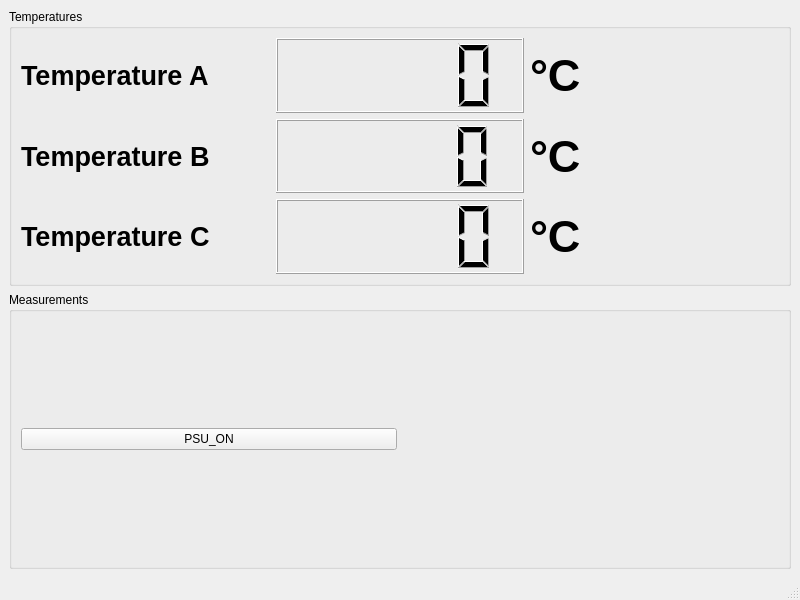
This is designer/mainwindow.ui in NadjB/Juice_SCM_GSE as Qt 5 draws it before an edit. The edited form follows.
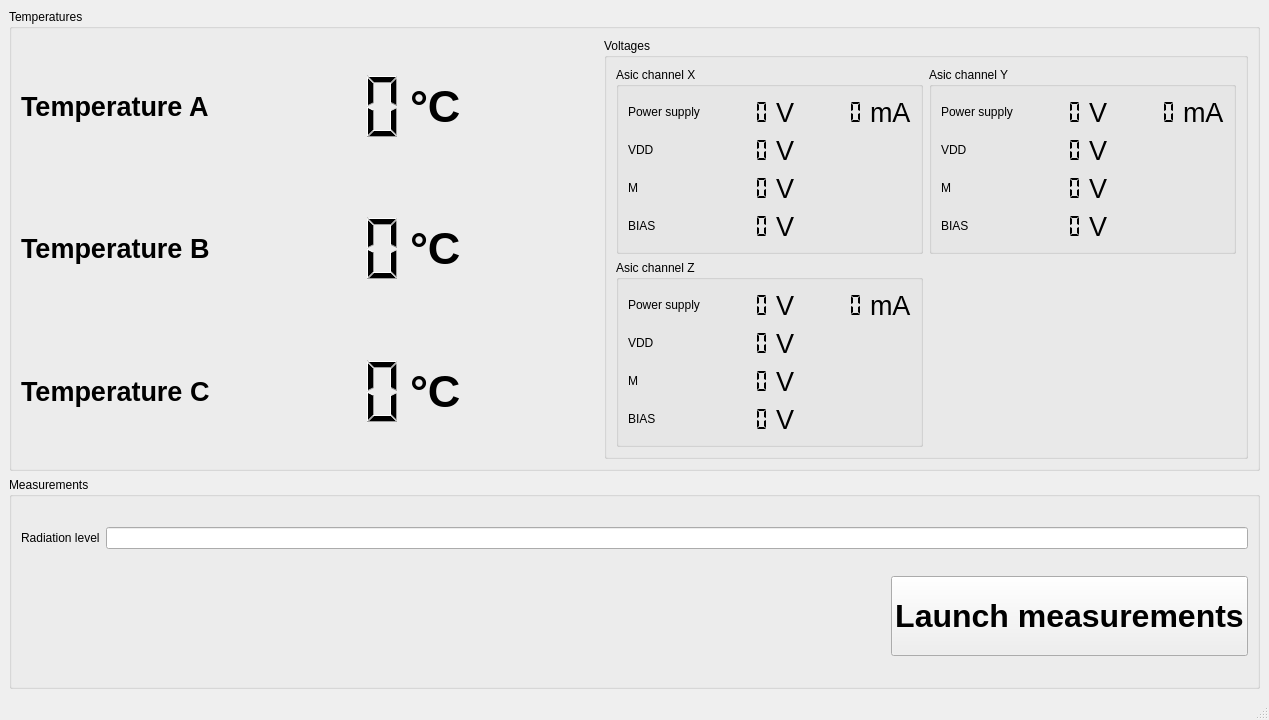
This is the edited form. Icons and pictures are not drawn.

The edit to the form file:
```diff
--- a/designer/mainwindow.ui
+++ b/designer/mainwindow.ui
@@ -6,8 +6,8 @@
    <rect>
     <x>0</x>
     <y>0</y>
-    <width>800</width>
-    <height>600</height>
+    <width>1269</width>
+    <height>720</height>
    </rect>
   </property>
   <property name="windowTitle">
@@ -25,13 +25,6 @@
        <string>Temperatures</string>
       </property>
       <layout class="QGridLayout" name="gridLayout_2">
-       <item row="0" column="1">
-        <widget class="QLCDNumber" name="tempA_LCD">
-         <property name="smallDecimalPoint">
-          <bool>false</bool>
-         </property>
-        </widget>
-       </item>
        <item row="1" column="0">
         <widget class="QLabel" name="label_2">
          <property name="font">
@@ -46,23 +39,16 @@
          </property>
         </widget>
        </item>
-       <item row="0" column="0">
-        <widget class="QLabel" name="label">
-         <property name="font">
-          <font>
-           <pointsize>20</pointsize>
-           <weight>75</weight>
-           <bold>true</bold>
-          </font>
+       <item row="0" column="1">
+        <widget class="QLCDNumber" name="tempA_LCD">
+         <property name="frameShape">
+          <enum>QFrame::NoFrame</enum>
          </property>
-         <property name="text">
-          <string>Temperature A</string>
+         <property name="smallDecimalPoint">
+          <bool>false</bool>
          </property>
         </widget>
        </item>
-       <item row="1" column="1">
-        <widget class="QLCDNumber" name="tempB_LCD"/>
-       </item>
        <item row="2" column="0">
         <widget class="QLabel" name="label_3">
          <property name="font">
@@ -78,7 +64,25 @@
         </widget>
        </item>
        <item row="2" column="1">
-        <widget class="QLCDNumber" name="tempC_LCD"/>
+        <widget class="QLCDNumber" name="tempC_LCD">
+         <property name="frameShape">
+          <enum>QFrame::NoFrame</enum>
+         </property>
+        </widget>
+       </item>
+       <item row="2" column="2">
+        <widget class="QLabel" name="label_6">
+         <property name="font">
+          <font>
+           <pointsize>34</pointsize>
+           <weight>75</weight>
+           <bold>true</bold>
+          </font>
+         </property>
+         <property name="text">
+          <string>°C</string>
+         </property>
+        </widget>
        </item>
        <item row="0" column="2">
         <widget class="QLabel" name="label_4">
@@ -108,20 +112,591 @@
          </property>
         </widget>
        </item>
-       <item row="2" column="2">
-        <widget class="QLabel" name="label_6">
+       <item row="0" column="0">
+        <widget class="QLabel" name="label">
          <property name="font">
           <font>
-           <pointsize>34</pointsize>
+           <pointsize>20</pointsize>
            <weight>75</weight>
            <bold>true</bold>
           </font>
          </property>
          <property name="text">
-          <string>°C</string>
+          <string>Temperature A</string>
          </property>
         </widget>
        </item>
+       <item row="1" column="1">
+        <widget class="QLCDNumber" name="tempB_LCD">
+         <property name="frameShape">
+          <enum>QFrame::NoFrame</enum>
+         </property>
+        </widget>
+       </item>
+       <item row="0" column="3" rowspan="3">
+        <widget class="QGroupBox" name="groupBox_3">
+         <property name="title">
+          <string>Voltages</string>
+         </property>
+         <layout class="QGridLayout" name="gridLayout_4">
+          <item row="0" column="0">
+           <widget class="QGroupBox" name="groupBox_6">
+            <property name="title">
+             <string>Asic channel X</string>
+            </property>
+            <layout class="QGridLayout" name="gridLayout_7">
+             <item row="3" column="0">
+              <widget class="QLabel" name="label_16">
+               <property name="text">
+                <string>BIAS</string>
+               </property>
+              </widget>
+             </item>
+             <item row="1" column="1">
+              <widget class="QLCDNumber" name="CHX_VDD">
+               <property name="minimumSize">
+                <size>
+                 <width>0</width>
+                 <height>32</height>
+                </size>
+               </property>
+               <property name="frameShape">
+                <enum>QFrame::NoFrame</enum>
+               </property>
+               <property name="segmentStyle">
+                <enum>QLCDNumber::Flat</enum>
+               </property>
+              </widget>
+             </item>
+             <item row="1" column="0">
+              <widget class="QLabel" name="label_18">
+               <property name="text">
+                <string>VDD</string>
+               </property>
+              </widget>
+             </item>
+             <item row="0" column="0">
+              <widget class="QLabel" name="label_15">
+               <property name="text">
+                <string>Power supply</string>
+               </property>
+              </widget>
+             </item>
+             <item row="2" column="1">
+              <widget class="QLCDNumber" name="CHX_M">
+               <property name="minimumSize">
+                <size>
+                 <width>0</width>
+                 <height>32</height>
+                </size>
+               </property>
+               <property name="frameShape">
+                <enum>QFrame::NoFrame</enum>
+               </property>
+               <property name="segmentStyle">
+                <enum>QLCDNumber::Flat</enum>
+               </property>
+              </widget>
+             </item>
+             <item row="0" column="2">
+              <widget class="QLabel" name="label_19">
+               <property name="font">
+                <font>
+                 <pointsize>20</pointsize>
+                 <weight>50</weight>
+                 <bold>false</bold>
+                </font>
+               </property>
+               <property name="text">
+                <string>V</string>
+               </property>
+              </widget>
+             </item>
+             <item row="3" column="1">
+              <widget class="QLCDNumber" name="CHX_BIAS">
+               <property name="minimumSize">
+                <size>
+                 <width>0</width>
+                 <height>32</height>
+                </size>
+               </property>
+               <property name="frameShape">
+                <enum>QFrame::NoFrame</enum>
+               </property>
+               <property name="segmentStyle">
+                <enum>QLCDNumber::Flat</enum>
+               </property>
+              </widget>
+             </item>
+             <item row="0" column="3">
+              <widget class="QLCDNumber" name="CHX_PW_I">
+               <property name="frameShape">
+                <enum>QFrame::NoFrame</enum>
+               </property>
+               <property name="segmentStyle">
+                <enum>QLCDNumber::Flat</enum>
+               </property>
+              </widget>
+             </item>
+             <item row="0" column="1">
+              <widget class="QLCDNumber" name="CHX_PW_V">
+               <property name="minimumSize">
+                <size>
+                 <width>0</width>
+                 <height>32</height>
+                </size>
+               </property>
+               <property name="font">
+                <font>
+                 <weight>50</weight>
+                 <bold>false</bold>
+                </font>
+               </property>
+               <property name="frameShape">
+                <enum>QFrame::NoFrame</enum>
+               </property>
+               <property name="segmentStyle">
+                <enum>QLCDNumber::Flat</enum>
+               </property>
+              </widget>
+             </item>
+             <item row="2" column="0">
+              <widget class="QLabel" name="label_17">
+               <property name="text">
+                <string>M</string>
+               </property>
+              </widget>
+             </item>
+             <item row="0" column="4">
+              <widget class="QLabel" name="label_20">
+               <property name="font">
+                <font>
+                 <pointsize>20</pointsize>
+                 <weight>50</weight>
+                 <bold>false</bold>
+                </font>
+               </property>
+               <property name="text">
+                <string>mA</string>
+               </property>
+              </widget>
+             </item>
+             <item row="1" column="2">
+              <widget class="QLabel" name="label_25">
+               <property name="font">
+                <font>
+                 <pointsize>20</pointsize>
+                 <weight>50</weight>
+                 <bold>false</bold>
+                </font>
+               </property>
+               <property name="text">
+                <string>V</string>
+               </property>
+              </widget>
+             </item>
+             <item row="2" column="2">
+              <widget class="QLabel" name="label_26">
+               <property name="font">
+                <font>
+                 <pointsize>20</pointsize>
+                 <weight>50</weight>
+                 <bold>false</bold>
+                </font>
+               </property>
+               <property name="text">
+                <string>V</string>
+               </property>
+              </widget>
+             </item>
+             <item row="3" column="2">
+              <widget class="QLabel" name="label_27">
+               <property name="font">
+                <font>
+                 <pointsize>20</pointsize>
+                 <weight>50</weight>
+                 <bold>false</bold>
+                </font>
+               </property>
+               <property name="text">
+                <string>V</string>
+               </property>
+              </widget>
+             </item>
+            </layout>
+           </widget>
+          </item>
+          <item row="0" column="1" colspan="2">
+           <widget class="QGroupBox" name="groupBox_5">
+            <property name="title">
+             <string>Asic channel Y</string>
+            </property>
+            <layout class="QGridLayout" name="gridLayout_6">
+             <item row="0" column="1">
+              <widget class="QLCDNumber" name="CHY_PW_V">
+               <property name="minimumSize">
+                <size>
+                 <width>0</width>
+                 <height>32</height>
+                </size>
+               </property>
+               <property name="frameShape">
+                <enum>QFrame::NoFrame</enum>
+               </property>
+               <property name="segmentStyle">
+                <enum>QLCDNumber::Flat</enum>
+               </property>
+              </widget>
+             </item>
+             <item row="0" column="3">
+              <widget class="QLCDNumber" name="CHY_PW_I">
+               <property name="frameShape">
+                <enum>QFrame::NoFrame</enum>
+               </property>
+               <property name="segmentStyle">
+                <enum>QLCDNumber::Flat</enum>
+               </property>
+              </widget>
+             </item>
+             <item row="1" column="0">
+              <widget class="QLabel" name="label_14">
+               <property name="text">
+                <string>VDD</string>
+               </property>
+              </widget>
+             </item>
+             <item row="3" column="1">
+              <widget class="QLCDNumber" name="CHY_BIAS">
+               <property name="minimumSize">
+                <size>
+                 <width>0</width>
+                 <height>32</height>
+                </size>
+               </property>
+               <property name="frameShape">
+                <enum>QFrame::NoFrame</enum>
+               </property>
+               <property name="segmentStyle">
+                <enum>QLCDNumber::Flat</enum>
+               </property>
+              </widget>
+             </item>
+             <item row="0" column="2">
+              <widget class="QLabel" name="label_23">
+               <property name="font">
+                <font>
+                 <pointsize>20</pointsize>
+                 <weight>50</weight>
+                 <bold>false</bold>
+                </font>
+               </property>
+               <property name="text">
+                <string>V</string>
+               </property>
+              </widget>
+             </item>
+             <item row="2" column="0">
+              <widget class="QLabel" name="label_13">
+               <property name="text">
+                <string>M</string>
+               </property>
+              </widget>
+             </item>
+             <item row="3" column="0">
+              <widget class="QLabel" name="label_12">
+               <property name="text">
+                <string>BIAS</string>
+               </property>
+              </widget>
+             </item>
+             <item row="0" column="0">
+              <widget class="QLabel" name="label_11">
+               <property name="text">
+                <string>Power supply</string>
+               </property>
+              </widget>
+             </item>
+             <item row="2" column="1">
+              <widget class="QLCDNumber" name="CHY_M">
+               <property name="minimumSize">
+                <size>
+                 <width>0</width>
+                 <height>32</height>
+                </size>
+               </property>
+               <property name="frameShape">
+                <enum>QFrame::NoFrame</enum>
+               </property>
+               <property name="segmentStyle">
+                <enum>QLCDNumber::Flat</enum>
+               </property>
+              </widget>
+             </item>
+             <item row="1" column="1">
+              <widget class="QLCDNumber" name="CHY_VDD">
+               <property name="minimumSize">
+                <size>
+                 <width>0</width>
+                 <height>32</height>
+                </size>
+               </property>
+               <property name="frameShape">
+                <enum>QFrame::NoFrame</enum>
+               </property>
+               <property name="segmentStyle">
+                <enum>QLCDNumber::Flat</enum>
+               </property>
+              </widget>
+             </item>
+             <item row="0" column="4">
+              <widget class="QLabel" name="label_24">
+               <property name="font">
+                <font>
+                 <pointsize>20</pointsize>
+                 <weight>50</weight>
+                 <bold>false</bold>
+                </font>
+               </property>
+               <property name="text">
+                <string>mA</string>
+               </property>
+              </widget>
+             </item>
+             <item row="1" column="2">
+              <widget class="QLabel" name="label_31">
+               <property name="font">
+                <font>
+                 <pointsize>20</pointsize>
+                 <weight>50</weight>
+                 <bold>false</bold>
+                </font>
+               </property>
+               <property name="text">
+                <string>V</string>
+               </property>
+              </widget>
+             </item>
+             <item row="2" column="2">
+              <widget class="QLabel" name="label_32">
+               <property name="font">
+                <font>
+                 <pointsize>20</pointsize>
+                 <weight>50</weight>
+                 <bold>false</bold>
+                </font>
+               </property>
+               <property name="text">
+                <string>V</string>
+               </property>
+              </widget>
+             </item>
+             <item row="3" column="2">
+              <widget class="QLabel" name="label_33">
+               <property name="font">
+                <font>
+                 <pointsize>20</pointsize>
+                 <weight>50</weight>
+                 <bold>false</bold>
+                </font>
+               </property>
+               <property name="text">
+                <string>V</string>
+               </property>
+              </widget>
+             </item>
+            </layout>
+           </widget>
+          </item>
+          <item row="1" column="0" rowspan="2">
+           <widget class="QGroupBox" name="groupBox_4">
+            <property name="title">
+             <string>Asic channel Z</string>
+            </property>
+            <layout class="QGridLayout" name="gridLayout_5">
+             <item row="2" column="0">
+              <widget class="QLabel" name="label_10">
+               <property name="text">
+                <string>M</string>
+               </property>
+              </widget>
+             </item>
+             <item row="3" column="1">
+              <widget class="QLCDNumber" name="CHZ_BIAS">
+               <property name="minimumSize">
+                <size>
+                 <width>0</width>
+                 <height>32</height>
+                </size>
+               </property>
+               <property name="frameShape">
+                <enum>QFrame::NoFrame</enum>
+               </property>
+               <property name="segmentStyle">
+                <enum>QLCDNumber::Flat</enum>
+               </property>
+              </widget>
+             </item>
+             <item row="0" column="2">
+              <widget class="QLabel" name="label_21">
+               <property name="font">
+                <font>
+                 <pointsize>20</pointsize>
+                 <weight>50</weight>
+                 <bold>false</bold>
+                </font>
+               </property>
+               <property name="text">
+                <string>V</string>
+               </property>
+              </widget>
+             </item>
+             <item row="2" column="1">
+              <widget class="QLCDNumber" name="CHZ_M">
+               <property name="minimumSize">
+                <size>
+                 <width>0</width>
+                 <height>32</height>
+                </size>
+               </property>
+               <property name="frameShape">
+                <enum>QFrame::NoFrame</enum>
+               </property>
+               <property name="segmentStyle">
+                <enum>QLCDNumber::Flat</enum>
+               </property>
+              </widget>
+             </item>
+             <item row="1" column="1">
+              <widget class="QLCDNumber" name="CHZ_VDD">
+               <property name="minimumSize">
+                <size>
+                 <width>0</width>
+                 <height>32</height>
+                </size>
+               </property>
+               <property name="frameShape">
+                <enum>QFrame::NoFrame</enum>
+               </property>
+               <property name="segmentStyle">
+                <enum>QLCDNumber::Flat</enum>
+               </property>
+              </widget>
+             </item>
+             <item row="1" column="0">
+              <widget class="QLabel" name="label_7">
+               <property name="text">
+                <string>VDD</string>
+               </property>
+              </widget>
+             </item>
+             <item row="0" column="1">
+              <widget class="QLCDNumber" name="CHZ_PW_V">
+               <property name="minimumSize">
+                <size>
+                 <width>0</width>
+                 <height>32</height>
+                </size>
+               </property>
+               <property name="frameShape">
+                <enum>QFrame::NoFrame</enum>
+               </property>
+               <property name="segmentStyle">
+                <enum>QLCDNumber::Flat</enum>
+               </property>
+              </widget>
+             </item>
+             <item row="0" column="3">
+              <widget class="QLCDNumber" name="CHZ_PW_I">
+               <property name="minimumSize">
+                <size>
+                 <width>0</width>
+                 <height>32</height>
+                </size>
+               </property>
+               <property name="frameShape">
+                <enum>QFrame::NoFrame</enum>
+               </property>
+               <property name="segmentStyle">
+                <enum>QLCDNumber::Flat</enum>
+               </property>
+              </widget>
+             </item>
+             <item row="0" column="0">
+              <widget class="QLabel" name="label_9">
+               <property name="text">
+                <string>Power supply</string>
+               </property>
+              </widget>
+             </item>
+             <item row="3" column="0">
+              <widget class="QLabel" name="label_8">
+               <property name="text">
+                <string>BIAS</string>
+               </property>
+              </widget>
+             </item>
+             <item row="0" column="4">
+              <widget class="QLabel" name="label_22">
+               <property name="font">
+                <font>
+                 <pointsize>20</pointsize>
+                 <weight>50</weight>
+                 <bold>false</bold>
+                </font>
+               </property>
+               <property name="text">
+                <string>mA</string>
+               </property>
+              </widget>
+             </item>
+             <item row="1" column="2">
+              <widget class="QLabel" name="label_28">
+               <property name="font">
+                <font>
+                 <pointsize>20</pointsize>
+                 <weight>50</weight>
+                 <bold>false</bold>
+                </font>
+               </property>
+               <property name="text">
+                <string>V</string>
+               </property>
+              </widget>
+             </item>
+             <item row="2" column="2">
+              <widget class="QLabel" name="label_29">
+               <property name="font">
+                <font>
+                 <pointsize>20</pointsize>
+                 <weight>50</weight>
+                 <bold>false</bold>
+                </font>
+               </property>
+               <property name="text">
+                <string>V</string>
+               </property>
+              </widget>
+             </item>
+             <item row="3" column="2">
+              <widget class="QLabel" name="label_30">
+               <property name="font">
+                <font>
+                 <pointsize>20</pointsize>
+                 <weight>50</weight>
+                 <bold>false</bold>
+                </font>
+               </property>
+               <property name="text">
+                <string>V</string>
+               </property>
+              </widget>
+             </item>
+            </layout>
+           </widget>
+          </item>
+         </layout>
+        </widget>
+       </item>
       </layout>
      </widget>
     </item>
@@ -132,19 +707,48 @@
       </property>
       <layout class="QGridLayout" name="gridLayout_3">
        <item row="0" column="0">
-        <widget class="QPushButton" name="PSU_ON_PB">
+        <widget class="QLabel" name="label_34">
          <property name="text">
-          <string>PSU_ON</string>
+          <string>Radiation level</string>
          </property>
         </widget>
        </item>
-       <item row="0" column="1">
-        <widget class="QLabel" name="PSU_STATUS">
+       <item row="1" column="2">
+        <widget class="QPushButton" name="Launch_Measurements">
+         <property name="minimumSize">
+          <size>
+           <width>0</width>
+           <height>80</height>
+          </size>
+         </property>
+         <property name="font">
+          <font>
+           <pointsize>24</pointsize>
+           <weight>75</weight>
+           <bold>true</bold>
+          </font>
+         </property>
          <property name="text">
-          <string/>
+          <string>Launch measurements</string>
          </property>
         </widget>
        </item>
+       <item row="0" column="1" colspan="2">
+        <widget class="QLineEdit" name="radiation_level_input"/>
+       </item>
+       <item row="1" column="1">
+        <spacer name="horizontalSpacer">
+         <property name="orientation">
+          <enum>Qt::Horizontal</enum>
+         </property>
+         <property name="sizeHint" stdset="0">
+          <size>
+           <width>40</width>
+           <height>20</height>
+          </size>
+         </property>
+        </spacer>
+       </item>
       </layout>
      </widget>
     </item>
@@ -155,7 +759,7 @@
     <rect>
      <x>0</x>
      <y>0</y>
-     <width>800</width>
+     <width>1269</width>
      <height>27</height>
     </rect>
    </property>
```
